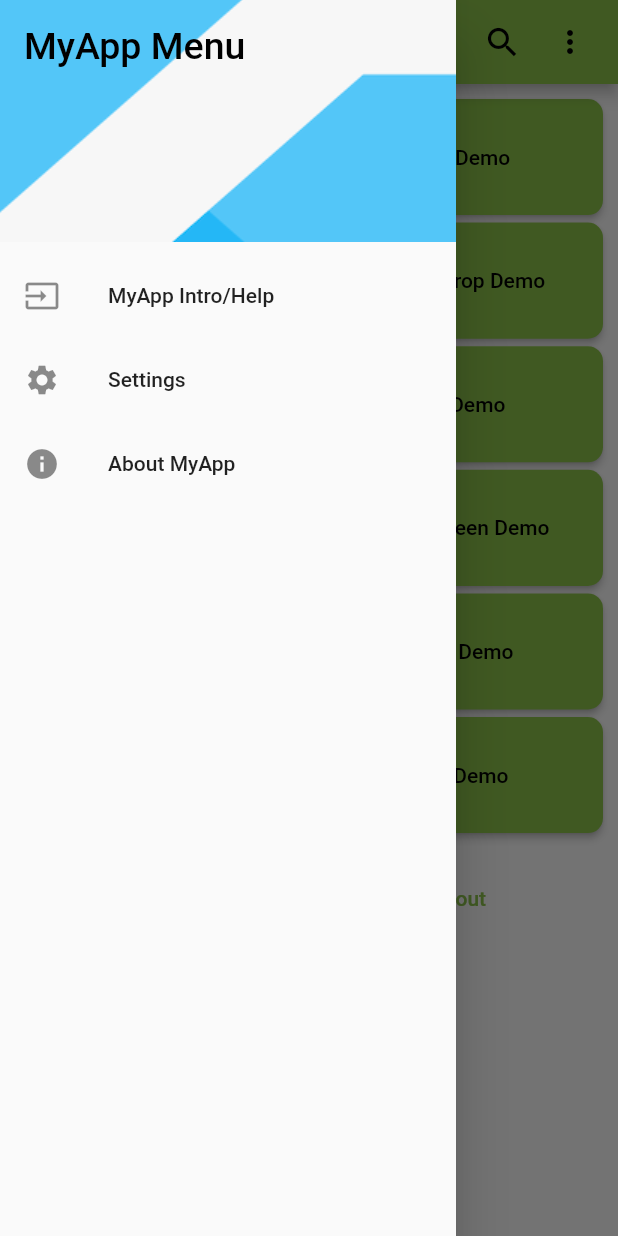
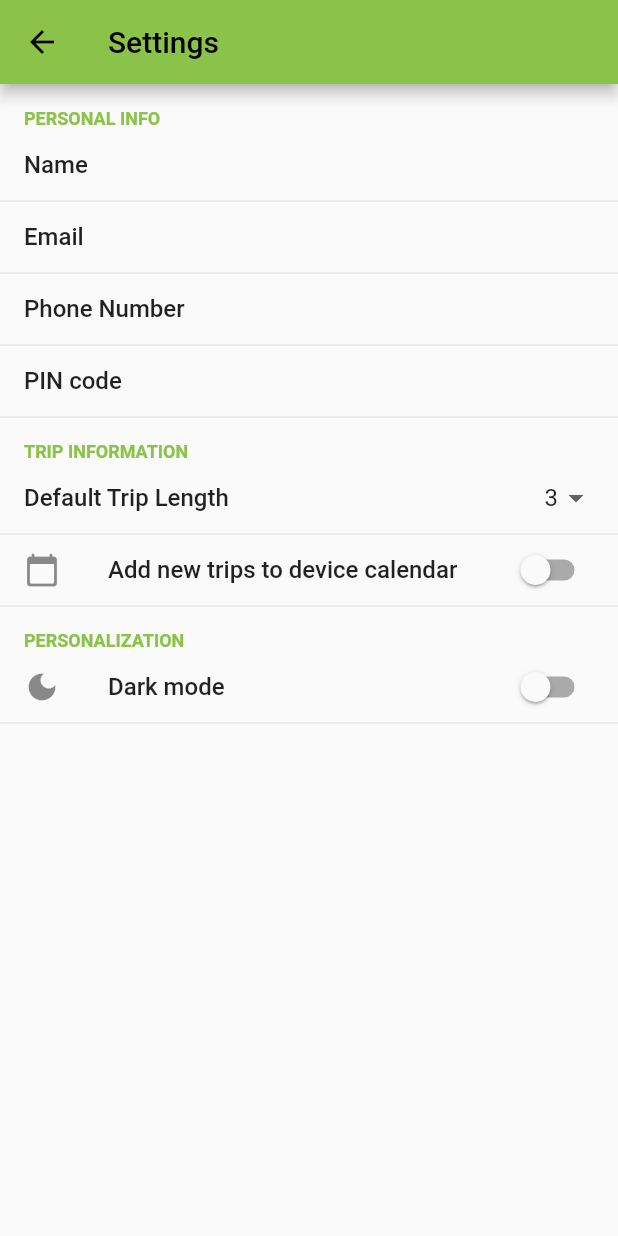
Before and after one commit to IanDarwin/flowcase, a Flutter app: the screen it shows after launch, in the side drawer, after a tap on "Settings", on a phone screen of 412 x 824 dp. Run offline on Flutter 3.47's test engine with Material 2 defaults, Android fonts, the phone set to English and light mode, and no system bars; drawn by our look-alikes of flutter_settings_screens; our stand-ins replace flutter_html.

Commit message:
Add Settings example

```diff
--- a/lib/nav_drawer.dart
+++ b/lib/nav_drawer.dart
@@ -1,10 +1,13 @@
+import 'package:counter_demo/settings_page.dart';
 import 'package:counter_demo/wrapper.dart';
 import 'package:flutter/material.dart';
 
 import 'about.dart';
 
 class NavDrawer extends StatelessWidget {
+  const NavDrawer({super.key});
 
+  @override
   build(context) {
     return Drawer(
       child: ListView(
@@ -30,14 +33,17 @@ class NavDrawer extends StatelessWidget {
             ListTile(
               leading: const Icon(Icons.settings),
               title: const Text('Settings'),
-              onTap: () => {},
+              onTap: () => {
+                Navigator.push(context, MaterialPageRoute(
+                    builder: (context) => const SettingsPage()))
+              },
             ),
             ListTile(
               leading: const Icon(Icons.info),
               title: const Text('About MyApp'),
               onTap: () => {
                 Navigator.push(context, MaterialPageRoute(
-                  builder: (context) => Wrapper('About LTDemo', About())))
+                  builder: (context) => const Wrapper('About LTDemo', About())))
               }
             ),
           ]),
--- /dev/null
+++ b/lib/settings_page.dart
@@ -0,0 +1,144 @@
+import 'package:flutter/material.dart';
+import 'package:flutter_settings_screens/flutter_settings_screens.dart';
+
+import 'dialog_demos.dart';
+
+/// Activity for Settings.
+class SettingsPage extends StatefulWidget {
+  const SettingsPage({super.key});
+
+  @override
+  SettingsState createState() => SettingsState();
+
+}
+
+class SettingsState extends State<SettingsPage> {
+
+  SettingsState();
+
+  @override
+  void initState() {
+    // Set any field states needed here
+    super.initState();
+  }
+
+  @override
+  Widget build(BuildContext context) {
+
+    return SettingsScreen(title: "Settings",
+        children: <Widget>[
+          SettingsGroup(title: "Personal Info",
+              children: [
+                TextInputSettingsTile(
+                  title: "Name",
+                  settingKey: Constants.KEY_NAME,
+                  keyboardType: TextInputType.name,
+                  validator: (name) {
+                    if (name!.isNotEmpty) {
+                      return null;
+                    }
+                    return "Your name is required";
+                  },
+                  errorColor: Colors.redAccent,
+                ),
+                TextInputSettingsTile(
+                  title: "Email",
+                  settingKey: Constants.KEY_EMAIL,
+                  keyboardType: TextInputType.emailAddress,
+                  validator: (str) {
+                    if (str!.isNotEmpty) {
+                      return null;
+                    }
+                    return "Deliverable email is required";
+                  },
+                  errorColor: Colors.redAccent,
+                ),
+                TextInputSettingsTile(
+                  title: "Phone Number",
+                  settingKey: Constants.KEY_PHONE,
+                  keyboardType: TextInputType.phone,
+                  validator: (phNum) {
+                    if (phNum!.isNotEmpty) {
+                      return null;
+                    }
+                    // Maybe check for + () - 0-9 - regex
+                    return "Callable phone name is required";
+                  },
+                  errorColor: Colors.redAccent,
+                ),
+                TextInputSettingsTile(
+                  title: "PIN code",
+                  settingKey: Constants.KEY_PIN_CODE,
+                  keyboardType: const TextInputType.numberWithOptions(signed:false, decimal:false),
+                  validator: (pinCode) {
+                    // The code is a 4-digit instr number + the 5-digit constant value
+                    if (pinCode!.isNotEmpty  &&
+                        RegExp(r'^\d+$').hasMatch(pinCode) &&
+                        pinCode.length >= 5) {
+                      return null;
+                    }
+                    return "Instructor code must be 5+ numeric digits.";
+                  },
+                  errorColor: Colors.redAccent,
+                ),
+              ]),
+          SettingsGroup(
+            title: "Trip Information",
+            children: [
+              DropDownSettingsTile<int>(
+                title: 'Default Trip Length',
+                settingKey: Constants.KEY_TRIP_LENGTH,
+                  selected: 3,
+                  values: const {
+                  1: "1",
+                  2: "2",
+                  3: "3",
+                  4: "4",
+                  5: "5",
+                }
+              ),
+              SwitchSettingsTile(
+                leading: const Icon(Icons.calendar_today_rounded),
+                settingKey: Constants.KEY_SAVE_TO_CAL,
+                title: 'Add new trips to device calendar',
+                onChange: (value) {
+                  debugPrint('$Constants.KEY_SAVE_TO_CAL: $value');
+                },
+              ),
+            ],
+          ),
+          SettingsGroup(
+            title: "Personalization",
+            children: [
+              SwitchSettingsTile(
+                title: "Dark mode",
+                  leading: const Icon(Icons.dark_mode),
+                  settingKey: Constants.KEY_DARK_MODE,
+                  onChange: (val) {
+                    alert(context, "Change will take effect on app restart",
+                        title:'Dark Mode ${val?'on':'off'}');
+                  })
+              ],
+          )
+        ]
+    );
+  }
+
+  @override
+  void dispose() {
+	// Do we need anything here?
+	super.dispose();
+  }
+}
+
+// The values used here don't matter, but must be unique,
+// and having them all in one place is good for maintenance.
+class Constants {
+	static const KEY_NAME = "key_name";
+  static const KEY_EMAIL = "key_email_addr";
+	static const KEY_PHONE = "key_phone_num";
+	static const KEY_PIN_CODE = "key_pin_code";
+	static const KEY_TRIP_LENGTH = "key_trip_length";
+	static const KEY_SAVE_TO_CAL = "key_save_to_calendar";
+	static const KEY_DARK_MODE = "key_use_dark_mode";
+}
--- a/pubspec.yaml
+++ b/pubspec.yaml
@@ -18,6 +18,7 @@ dependencies:
   # The following adds the Cupertino Icons font to your application.
   # Use with the CupertinoIcons class for iOS style icons.
   cupertino_icons: ^1.0.2
+  flutter_settings_screens: ^0.3.3-null-safety+2
 
 dev_dependencies:
   flutter_test:
```
